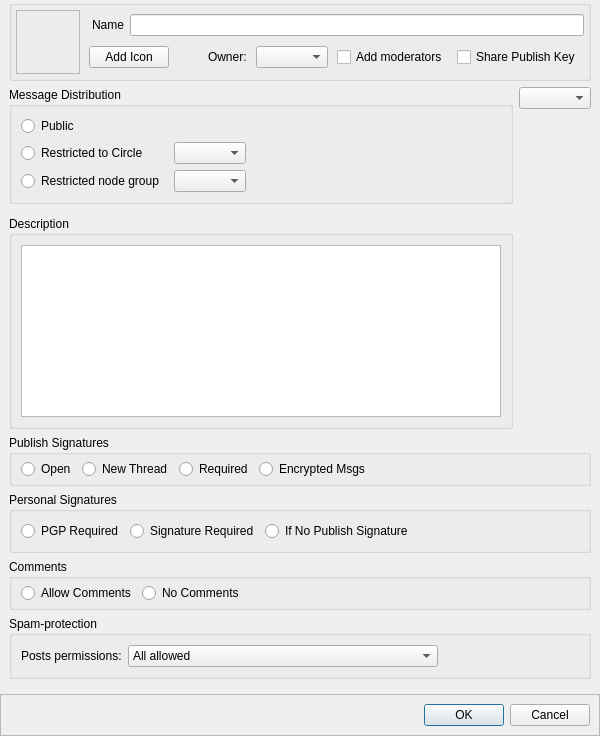
This is retroshare-gui/src/gui/gxs/GxsGroupDialog.ui in RetroShare/RetroShare as Qt 5 draws it before an edit. The edited form follows.
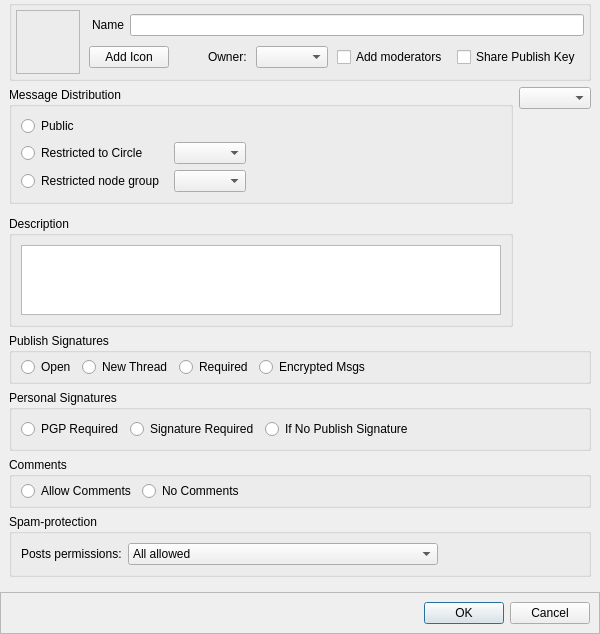
This is the edited form. Icons and pictures are not drawn. Custom widgets are drawn as their Qt base class.

Commit message: Removed the dummy buttons & added sorting the comments treewidget via combobox

Diff of the .ui file:
```diff
--- a/retroshare-gui/src/gui/gxs/GxsGroupDialog.ui
+++ b/retroshare-gui/src/gui/gxs/GxsGroupDialog.ui
@@ -7,7 +7,7 @@
     <x>0</x>
     <y>0</y>
     <width>600</width>
-    <height>736</height>
+    <height>633</height>
    </rect>
   </property>
   <property name="windowTitle">
```
The commit also changes 6 other files.
